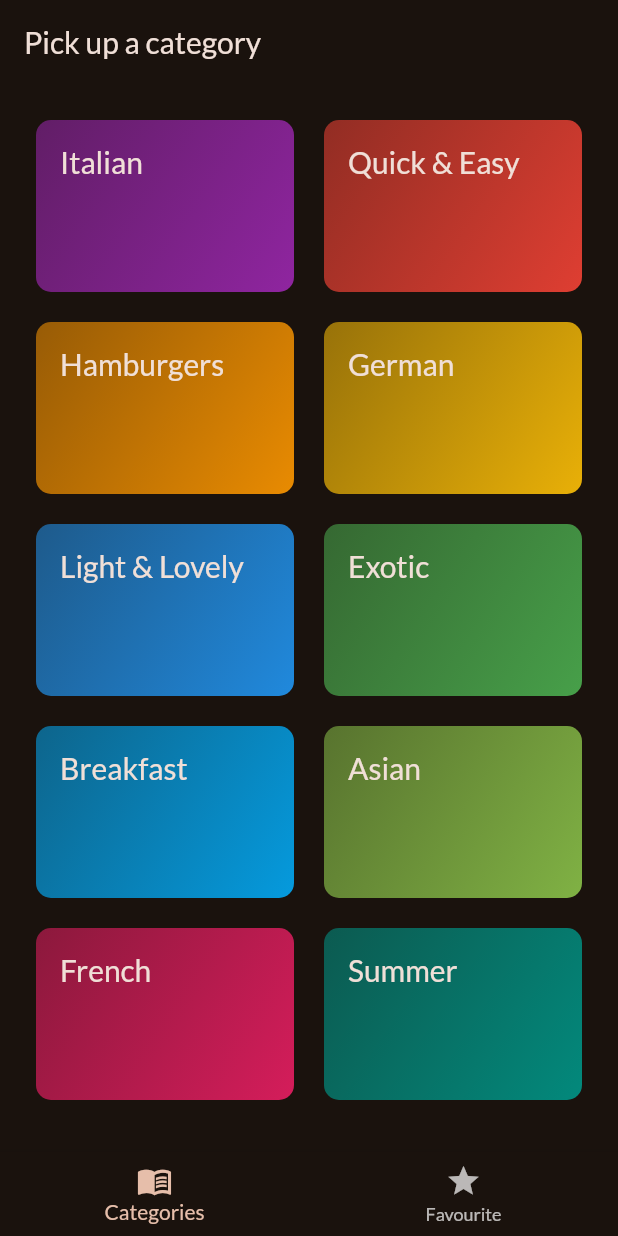
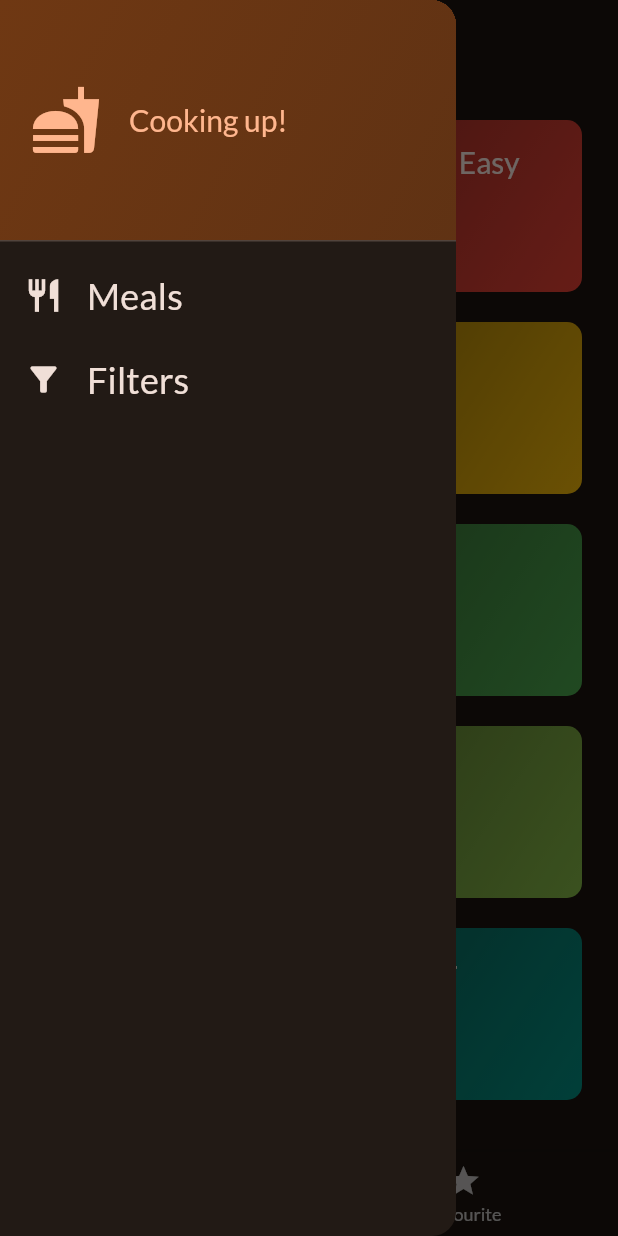
Before and after one commit to MichealMoris/Flutter-Recipes-App, a Flutter app: the screen it shows after launch, with the side drawer open (before the commit the screen has no drawer), on a phone screen of 412 x 824 dp. Run offline on Flutter 3.47's test engine with Material 2 defaults, Android fonts, the phone set to English and light mode, and no system bars; our stand-ins replace google_fonts, transparent_image.

Commit message:
Side Drawer Added.

```diff
--- a/lib/screens/tabs.dart
+++ b/lib/screens/tabs.dart
@@ -2,6 +2,7 @@ import 'package:flutter/material.dart';
 import 'package:recipes_app/models/meal.dart';
 import 'package:recipes_app/screens/categories.dart';
 import 'package:recipes_app/screens/meals.dart';
+import 'package:recipes_app/widgets/main_drawer.dart';
 
 class TabsScreen extends StatefulWidget {
   const TabsScreen({super.key});
@@ -42,6 +43,13 @@ class _TabsScreenState extends State<TabsScreen> {
     });
   }
 
+  void _setScreen(String identifier) {
+    if (identifier == 'filters') {
+    } else {
+      Navigator.of(context).pop();
+    }
+  }
+
   @override
   Widget build(BuildContext context) {
     Widget activePage = CategoriesScreen(onToggleFavourite: _toggleMeal);
@@ -56,6 +64,9 @@ class _TabsScreenState extends State<TabsScreen> {
     return Scaffold(
       appBar: AppBar(
         title: Text(title),
+      ),
+      drawer: MainDrawer(
+        onSelectScreen: _setScreen,
       ),
       body: activePage,
       bottomNavigationBar: BottomNavigationBar(
--- /dev/null
+++ b/lib/widgets/drawer_item.dart
@@ -0,0 +1,32 @@
+import 'package:flutter/material.dart';
+
+class DrawerItem extends StatelessWidget {
+  final IconData icon;
+  final String label;
+  final void Function() onTap;
+  const DrawerItem({
+    super.key,
+    required this.icon,
+    required this.label,
+    required this.onTap,
+  });
+
+  @override
+  Widget build(BuildContext context) {
+    return ListTile(
+      leading: Icon(
+        icon,
+        size: 26,
+        color: Theme.of(context).colorScheme.onBackground,
+      ),
+      title: Text(
+        label,
+        style: Theme.of(context).textTheme.titleSmall!.copyWith(
+              color: Theme.of(context).colorScheme.onBackground,
+              fontSize: 24,
+            ),
+      ),
+      onTap: onTap,
+    );
+  }
+}
--- /dev/null
+++ b/lib/widgets/main_drawer.dart
@@ -0,0 +1,65 @@
+import 'package:flutter/material.dart';
+import 'package:recipes_app/widgets/drawer_item.dart';
+
+class MainDrawer extends StatelessWidget {
+  final void Function(String identifier) onSelectScreen;
+  const MainDrawer({super.key, required this.onSelectScreen});
+
+  @override
+  Widget build(BuildContext context) {
+    return Drawer(
+      child: Column(
+        children: [
+          DrawerHeader(
+            decoration: BoxDecoration(
+              gradient: LinearGradient(
+                colors: [
+                  Theme.of(context).colorScheme.primaryContainer,
+                  Theme.of(context)
+                      .colorScheme
+                      .primaryContainer
+                      .withOpacity(0.8),
+                ],
+                begin: Alignment.topLeft,
+                end: Alignment.bottomRight,
+              ),
+            ),
+            padding: const EdgeInsets.all(20),
+            child: Row(
+              children: [
+                Icon(
+                  Icons.fastfood,
+                  size: 48,
+                  color: Theme.of(context).colorScheme.primary,
+                ),
+                const SizedBox(
+                  width: 18,
+                ),
+                Text(
+                  'Cooking up!',
+                  style: Theme.of(context).textTheme.titleLarge!.copyWith(
+                        color: Theme.of(context).colorScheme.primary,
+                      ),
+                ),
+              ],
+            ),
+          ),
+          DrawerItem(
+            icon: Icons.restaurant,
+            label: 'Meals',
+            onTap: () {
+              onSelectScreen('meals');
+            },
+          ),
+          DrawerItem(
+            icon: Icons.filter_alt,
+            label: 'Filters',
+            onTap: () {
+              onSelectScreen('filters');
+            },
+          ),
+        ],
+      ),
+    );
+  }
+}
```
